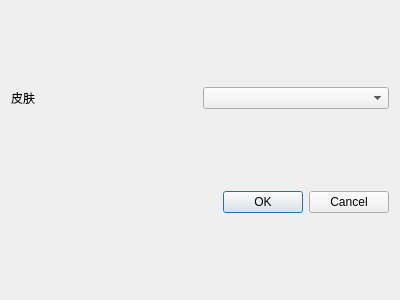
First picture: the form in gui/dialogskin.ui, repository IronSublimate/serialport-bluetooth-helper, before the edit.
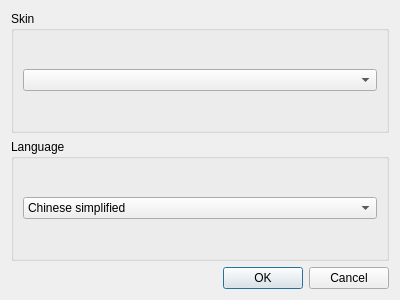
Second picture: the form after the edit. Icons and pictures are not drawn.

What changed in the file:
```diff
--- a/gui/dialogskin.ui
+++ b/gui/dialogskin.ui
@@ -19,16 +19,41 @@
   </property>
   <layout class="QGridLayout" name="gridLayout">
    <item row="0" column="0">
-    <widget class="QLabel" name="label">
-     <property name="text">
-      <string>皮肤</string>
+    <widget class="QGroupBox" name="groupBox">
+     <property name="title">
+      <string>Skin</string>
      </property>
+     <layout class="QVBoxLayout" name="verticalLayout">
+      <item>
+       <widget class="QComboBox" name="comboBox"/>
+      </item>
+     </layout>
     </widget>
    </item>
-   <item row="0" column="1">
-    <widget class="QComboBox" name="comboBox"/>
+   <item row="1" column="0">
+    <widget class="QGroupBox" name="groupBox_Lang">
+     <property name="title">
+      <string>Language</string>
+     </property>
+     <layout class="QVBoxLayout" name="verticalLayout_2">
+      <item>
+       <widget class="QComboBox" name="comboBox_Lang">
+        <item>
+         <property name="text">
+          <string>Chinese simplified</string>
+         </property>
+        </item>
+        <item>
+         <property name="text">
+          <string>English</string>
+         </property>
+        </item>
+       </widget>
+      </item>
+     </layout>
+    </widget>
    </item>
-   <item row="1" column="0" colspan="2">
+   <item row="2" column="0">
     <widget class="QDialogButtonBox" name="buttonBox">
      <property name="orientation">
       <enum>Qt::Horizontal</enum>
```
Left out of the diff: 2 changed lines with no effect on the pictures.
